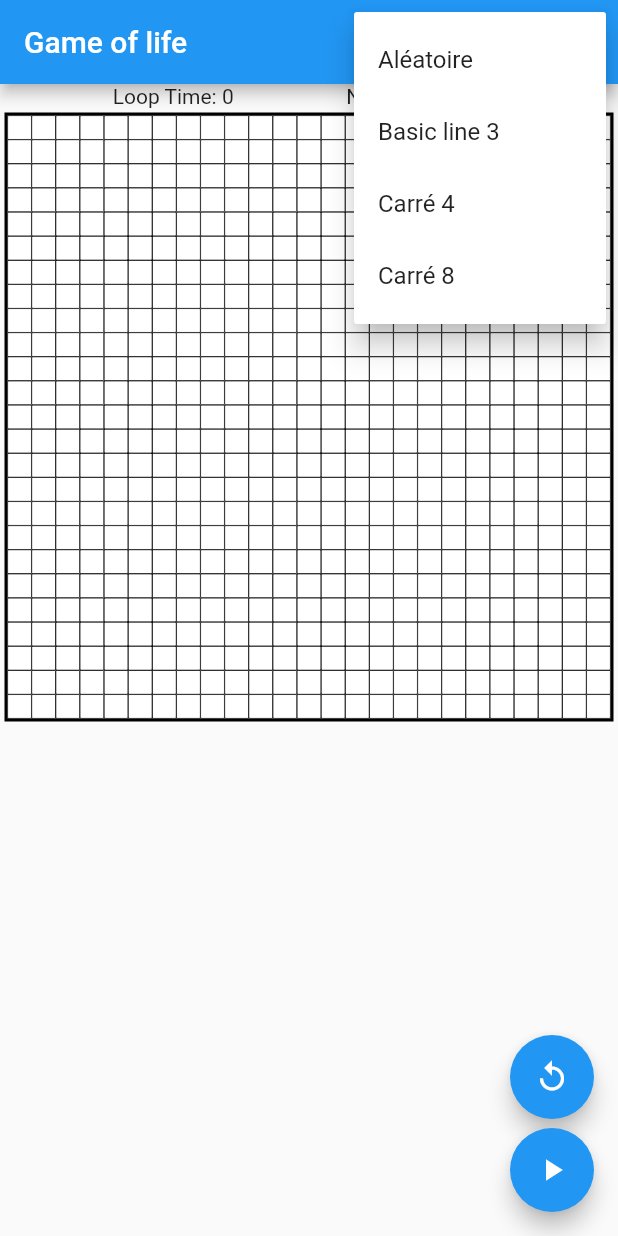
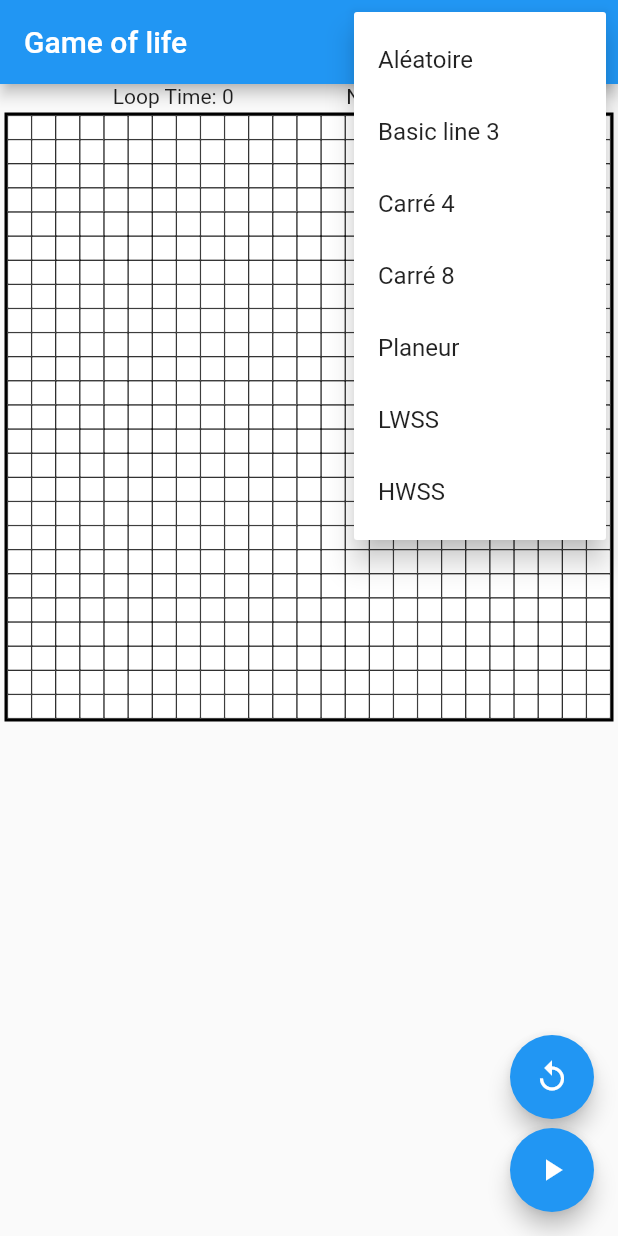
Before and after one commit to Chonli/game_of_life_flutter, a Flutter app: the screen it shows after launch, after a tap on the "more vert" icon, on a phone screen of 412 x 824 dp. Run offline on Flutter 3.47's test engine with Material 2 defaults, Android fonts, the phone set to English and light mode, and no system bars.

Commit message:
Add more basic figures

```diff
--- a/lib/const_var.dart
+++ b/lib/const_var.dart
@@ -2,41 +2,82 @@ import 'dart:math';
 
 class CustomMenuItem {
   String title;
+  int width;
+  int height;
   List<Point> list;
 
-  CustomMenuItem(this.title, this.list);
+  CustomMenuItem(this.title, this.width, this.height, this.list);
 }
 
 class ConstVar {
   static var menu = [
-    CustomMenuItem("Aléatoire", null),
-    CustomMenuItem("Basic line 3", line3),
-    CustomMenuItem("Carré 4", square4),
-    CustomMenuItem("Carré 8", square8),
-    //"Vaisseau"
+    CustomMenuItem("Aléatoire", 0, 0, null),
+    CustomMenuItem("Basic line 3", 1, 3, line3),
+    CustomMenuItem("Carré 4", 2, 2, square4),
+    CustomMenuItem("Carré 8", 3, 3, square8),
+    CustomMenuItem("Planeur", 3, 3, theAnts),
+    CustomMenuItem("LWSS", 5, 4, lwss),
+    CustomMenuItem("HWSS", 7, 5, hwss),
   ];
 
   static var line3 = [
-    Point(12, 12),
-    Point(12, 13),
-    Point(12, 14),
+    Point(0, 0),
+    Point(0, 1),
+    Point(0, 2),
   ];
 
   static var square4 = [
-    Point(12, 12),
-    Point(12, 13),
-    Point(13, 12),
-    Point(13, 13),
+    Point(0, 0),
+    Point(0, 1),
+    Point(1, 0),
+    Point(1, 1),
   ];
 
   static var square8 = [
-    Point(12, 12),
-    Point(12, 13),
-    Point(12, 14),
-    Point(13, 12),
-    Point(13, 14),
-    Point(14, 12),
-    Point(14, 13),
-    Point(14, 14),
+    Point(0, 0),
+    Point(0, 1),
+    Point(0, 2),
+    Point(1, 0),
+    Point(1, 2),
+    Point(2, 0),
+    Point(2, 1),
+    Point(2, 2),
+  ];
+
+  static var theAnts = [
+    Point(1, 0),
+    Point(2, 1),
+    Point(2, 2),
+    Point(1, 2),
+    Point(0, 2),
+  ];
+
+  static var lwss = [
+    Point(0, 0),
+    Point(0, 2),
+    Point(2, 0),
+    Point(1, 3),
+    Point(2, 3),
+    Point(3, 3),
+    Point(4, 1),
+    Point(4, 2),
+    Point(4, 3),
+  ];
+
+  static var hwss = [
+    Point(2, 0),
+    Point(3, 0),
+    Point(0, 1),
+    Point(5, 1),
+    Point(6, 2),
+    Point(0, 3),
+    Point(6, 3),
+    Point(6, 4),
+    Point(5, 4),
+    Point(4, 4),
+    Point(3, 4),
+    Point(2, 4),
+    Point(1, 4),
+    Point(0, 4),
   ];
 }
--- a/lib/main.dart
+++ b/lib/main.dart
@@ -76,11 +76,13 @@ class _MyHomePageState extends State<MyHomePage> {
   }
 
   void _select(CustomMenuItem selectItem) {
+    if (_isRunning) _resetGame();
+
     if (selectItem.list == null) {
       //aléatoire case
       _model.generateRandomGrid();
     } else {
-      _model.applyModel(selectItem.list);
+      _model.applyModel(selectItem.width, selectItem.height, selectItem.list);
     }
     setState(() {
       _counterCells = _model.getCellAlive();
@@ -159,8 +161,8 @@ class _MyHomePageState extends State<MyHomePage> {
   }
 
   Widget _buildGridItems(BuildContext context, int index) {
-    final x = (index / _model.rowSize).floor();
-    final y = (index % _model.columnSize);
+    final y = (index / _model.rowSize).floor();
+    final x = (index % _model.columnSize);
     return GestureDetector(
       onTap: !_isRunning
           ? () {
--- a/lib/model_game.dart
+++ b/lib/model_game.dart
@@ -13,9 +13,14 @@ class ModelGame {
     _matrixGrid = List.generate(columnSize * rowSize, (_) => 0);
   }
 
-  void applyModel(List<Point> list) {
+  void applyModel(int w, int h, List<Point> list) {
     razMatrix();
-    list.forEach((p) => _matrixGrid[p.x + rowSize * p.y] = 1);
+    //calcul center grid
+    int centerX = ((rowSize - w) / 2).round();
+    int centerY = ((columnSize - h) / 2).round();
+    print(centerX);
+    list.forEach(
+        (p) => _matrixGrid[p.x + centerX + (rowSize * (centerY + p.y))] = 1);
   }
 
   void generateRandomGrid() {
```
